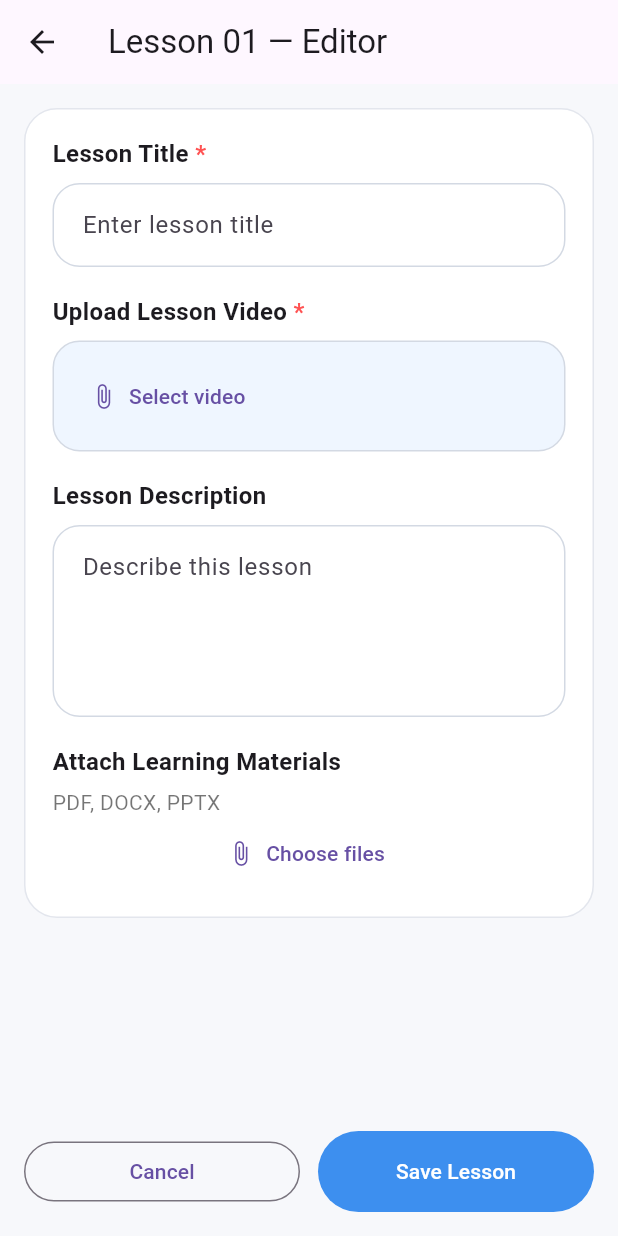
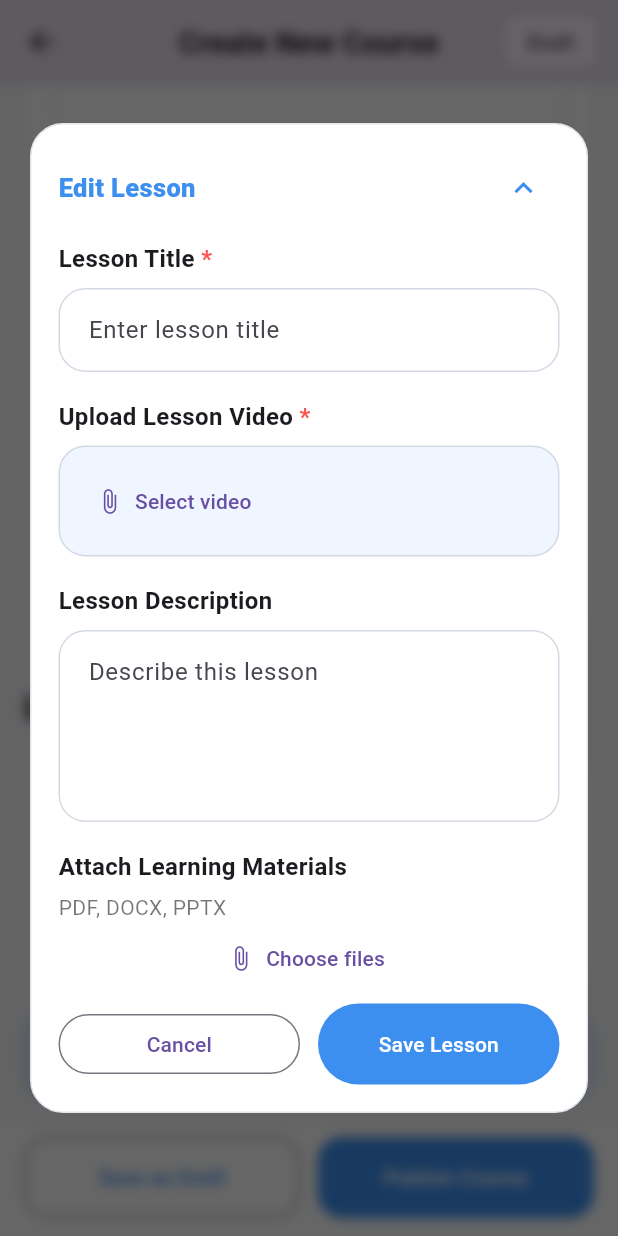
Before and after one commit to EduProTeam/edupro-mobile-app, a Flutter app: the CreateCourseScreen screen opened directly, scrolled down 413 dp, after a tap on "Edit", on a phone screen of 412 x 824 dp. Run offline on Flutter 3.47's test engine with Material 3 defaults, Android fonts, the phone set to English and light mode, and no system bars; our stand-ins replace cloud_firestore, file_picker, firebase_auth, firebase_core, flutter_svg, image_picker and 1 more; accounts and stored records are empty.

Commit message:
UI update 2

```diff
--- a/lib/features/courses/presentation/screens/create_course_screen.dart
+++ b/lib/features/courses/presentation/screens/create_course_screen.dart
@@ -1,3 +1,5 @@
+import 'dart:ui' as ui;
+
 import 'package:flutter/material.dart';
 import 'package:image_picker/image_picker.dart';
 import '../../../onboarding/presentation/widgets/onboarding_screen_layout.dart';
@@ -78,24 +80,94 @@ class _CreateCourseScreenState extends State<CreateCourseScreen> {
     }
   }
 
+  Future<LessonFormData?> _showLessonEditor({
+    required LessonFormData lesson,
+    required int number,
+    required bool creating,
+  }) {
+    return showGeneralDialog<LessonFormData>(
+      context: context,
+      barrierDismissible: false,
+      barrierLabel: 'Lesson editor',
+      barrierColor: Colors.transparent,
+      transitionDuration: const Duration(milliseconds: 220),
+      pageBuilder: (dialogContext, animation, secondaryAnimation) => Stack(
+        children: [
+          Positioned.fill(
+            child: BackdropFilter(
+              filter: ui.ImageFilter.blur(sigmaX: 4, sigmaY: 4),
+              child: const ColoredBox(color: Color(0x99000000)),
+            ),
+          ),
+          SafeArea(
+            child: Center(
+              child: Padding(
+                padding: const EdgeInsets.all(20),
+                child: Material(
+                  color: Colors.transparent,
+                  child: ConstrainedBox(
+                    constraints: BoxConstraints(
+                      maxWidth: 440,
+                      maxHeight: MediaQuery.sizeOf(dialogContext).height * .86,
+                    ),
+                    child: SingleChildScrollView(
+                      child: InlineLessonEditor(
+                        lesson: lesson,
+                        number: number,
+                        heading: creating ? 'Create Lesson' : 'Edit Lesson',
+                        showErrors: _publishErrors,
+                        onRetry: _upload,
+                        onCancel: () => Navigator.of(dialogContext).pop(),
+                        onSave: (updated) =>
+                            Navigator.of(dialogContext).pop(updated),
+                      ),
+                    ),
+                  ),
+                ),
+              ),
+            ),
+          ),
+        ],
+      ),
+      transitionBuilder: (context, animation, secondaryAnimation, child) {
+        final curved = CurvedAnimation(
+          parent: animation,
+          curve: Curves.easeOutCubic,
+        );
+        return FadeTransition(
+          opacity: curved,
+          child: ScaleTransition(
+            scale: Tween<double>(begin: .94, end: 1).animate(curved),
+            child: child,
+          ),
+        );
+      },
+    );
+  }
+
   Future<void> _editLesson(int index) async {
-    final result = await Navigator.of(context).push<LessonFormData>(
-      MaterialPageRoute(
-        builder: (_) => LessonEditor(
+    final updated = await _showLessonEditor(
       lesson: _lessons[index],
       number: index,
-          showErrors: _publishErrors,
-          onRetry: _upload,
-        ),
-      ),
+      creating: false,
     );
-    if (mounted && result != null) setState(() => _lessons[index] = result);
+    if (mounted && updated != null) {
+      setState(() => _lessons[index] = updated);
+    }
   }
 
   Future<void> _addLesson() async {
-    setState(() => _lessons.add(LessonFormData(id: _service.newId())));
-    await _editLesson(_lessons.length - 1);
+    final lesson = await _showLessonEditor(
+      lesson: LessonFormData(id: _service.newId()),
+      number: _lessons.length,
+      creating: true,
+    );
+    if (mounted && lesson != null) {
+      setState(() => _lessons.add(lesson));
     }
+  }
+
+  void _removeLesson(int index) => setState(() => _lessons.removeAt(index));
 
   Future<void> _upload(CourseFileSelection file) async {
     if (file.media != null) return;
@@ -397,7 +469,10 @@ class _CreateCourseScreenState extends State<CreateCourseScreen> {
                           for (var i = 0; i < _lessons.length; i++)
                             Padding(
                               padding: const EdgeInsets.only(bottom: 12),
-                              child: CourseFormCard(
+                              child: Column(
+                                crossAxisAlignment: CrossAxisAlignment.stretch,
+                                children: [
+                                  CourseFormCard(
                                     child: Column(
                                       crossAxisAlignment: CrossAxisAlignment.start,
                                       children: [
@@ -470,9 +545,7 @@ class _CreateCourseScreenState extends State<CreateCourseScreen> {
                                         ),
                                         if (_lessons.length > 1)
                                           TextButton.icon(
-                                            onPressed: () => setState(
-                                              () => _lessons.removeAt(i),
-                                            ),
+                                            onPressed: () => _removeLesson(i),
                                             icon: const Icon(
                                               Icons.delete_outline,
                                             ),
@@ -482,6 +555,8 @@ class _CreateCourseScreenState extends State<CreateCourseScreen> {
                                     ),
                                       ],
                                     ),
+                                  ),
+                                ],
                               ),
                             ),
                           OutlinedButton.icon(
--- a/lib/features/courses/presentation/widgets/lesson_editor.dart
+++ b/lib/features/courses/presentation/widgets/lesson_editor.dart
@@ -38,23 +38,33 @@ class LessonFormData {
   );
 }
 
-class LessonEditor extends StatefulWidget {
-  const LessonEditor({
+class InlineLessonEditor extends StatefulWidget {
+  const InlineLessonEditor({
     super.key,
     required this.lesson,
     required this.number,
+    required this.heading,
+    required this.onSave,
+    required this.onCancel,
     this.showErrors = false,
     required this.onRetry,
   });
   final LessonFormData lesson;
   final int number;
+  final String heading;
+  final ValueChanged<LessonFormData> onSave;
+  final VoidCallback onCancel;
   final bool showErrors;
   final Future<void> Function(CourseFileSelection) onRetry;
   @override
-  State<LessonEditor> createState() => _LessonEditorState();
+  State<InlineLessonEditor> createState() => _LessonEditorState();
 }
 
-class _LessonEditorState extends State<LessonEditor> {
+// Kept as a source-compatible alias for existing callers and tests. The
+// component itself is now rendered inline and never owns a route or scaffold.
+typedef LessonEditor = InlineLessonEditor;
+
+class _LessonEditorState extends State<InlineLessonEditor> {
   late final LessonFormData _lesson = widget.lesson.copy();
   late final _title = TextEditingController(text: _lesson.title);
   late final _description = TextEditingController(text: _lesson.description);
@@ -126,22 +136,43 @@ class _LessonEditorState extends State<LessonEditor> {
     }
   }
 
+  void _save() {
+    final updated = _lesson.copy()
+      ..title = _title.text.trim()
+      ..description = _description.text.trim();
+    widget.onSave(updated);
+  }
+
   @override
-  Widget build(BuildContext context) => PopScope(
-    canPop: !_busy,
-    child: Scaffold(
-      backgroundColor: const Color(0xFFF7F8FB),
-      appBar: AppBar(title: Text('${lessonLabel(widget.number)} — Editor')),
-      body: SafeArea(
-        child: Column(
-          children: [
-            Expanded(
-              child: SingleChildScrollView(
-                padding: const EdgeInsets.all(16),
-                child: CourseFormCard(
+  Widget build(BuildContext context) => AnimatedSize(
+    duration: const Duration(milliseconds: 220),
+    curve: Curves.easeOut,
+    alignment: Alignment.topCenter,
+    child: CourseFormCard(
                   child: Column(
                     crossAxisAlignment: CrossAxisAlignment.stretch,
                     children: [
+                      Row(
+                        children: [
+                          Expanded(
+                            child: Text(
+                              widget.heading,
+                              style: const TextStyle(
+                                color: OnboardingScreenLayout.primaryBlue,
+                                fontSize: 17,
+                                fontWeight: FontWeight.w800,
+                              ),
+                            ),
+                          ),
+                          IconButton(
+                            tooltip: 'Collapse editor',
+                            onPressed: _busy ? null : widget.onCancel,
+                            icon: const Icon(Icons.keyboard_arrow_up),
+                            color: OnboardingScreenLayout.primaryBlue,
+                          ),
+                        ],
+                      ),
+                      const SizedBox(height: 12),
                       CourseField(
                         label: 'Lesson Title',
                         requiredField: true,
@@ -218,18 +249,12 @@ class _LessonEditorState extends State<LessonEditor> {
                         icon: const Icon(Icons.attach_file),
                         label: const Text('Choose files'),
                       ),
-                    ],
-                  ),
-                ),
-              ),
-            ),
-            Padding(
-              padding: const EdgeInsets.all(16),
-              child: Row(
+                      const SizedBox(height: 6),
+                      Row(
                 children: [
                   Expanded(
                     child: OutlinedButton(
-                      onPressed: _busy ? null : () => Navigator.pop(context),
+                      onPressed: _busy ? null : widget.onCancel,
                       child: const Text('Cancel'),
                     ),
                   ),
@@ -240,22 +265,14 @@ class _LessonEditorState extends State<LessonEditor> {
                         backgroundColor: OnboardingScreenLayout.primaryBlue,
                         minimumSize: const Size.fromHeight(54),
                       ),
-                      onPressed: _busy
-                          ? null
-                          : () {
-                              _lesson.title = _title.text.trim();
-                              _lesson.description = _description.text.trim();
-                              Navigator.pop(context, _lesson);
-                            },
+                      onPressed: _busy ? null : _save,
                       child: const Text('Save Lesson'),
                     ),
                   ),
                 ],
-              ),
-            ),
-          ],
-        ),
-      ),
-    ),
+                      ),
+                    ],
+                  ),
+                ),
   );
 }
```
Also changed, not shown: 1 other file. Lines whose indentation alone changed are shown as unchanged.
